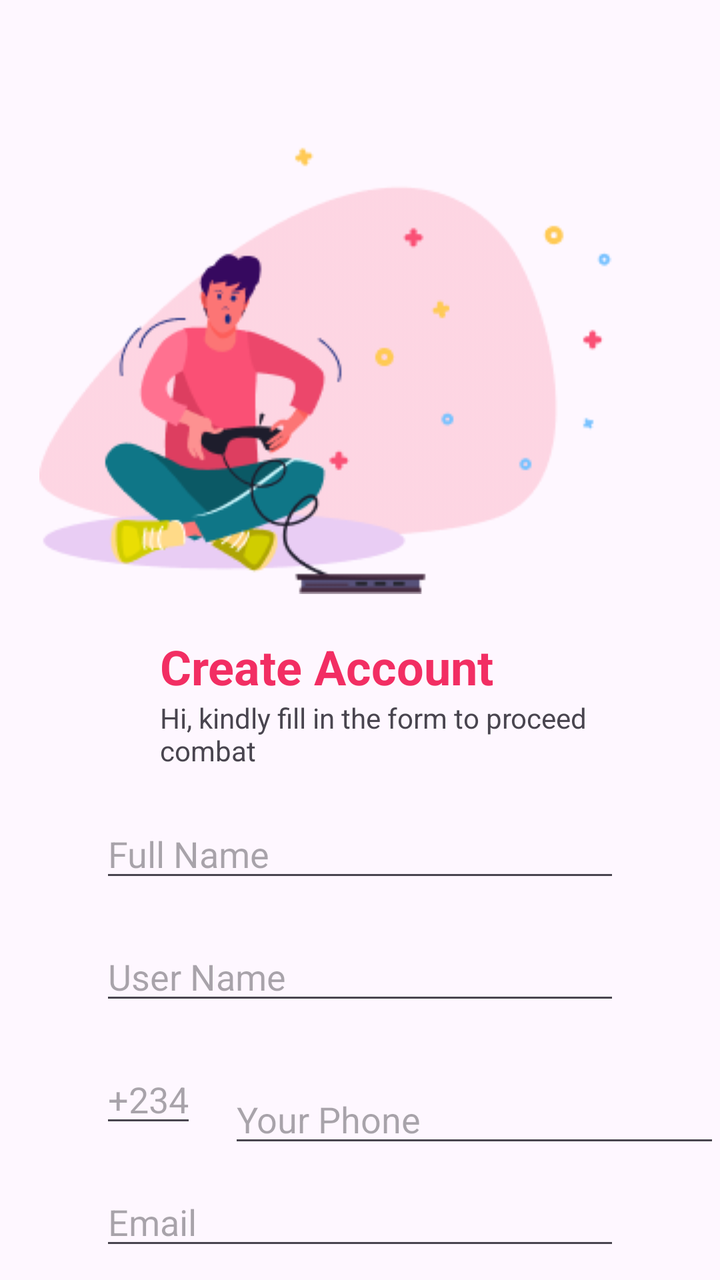
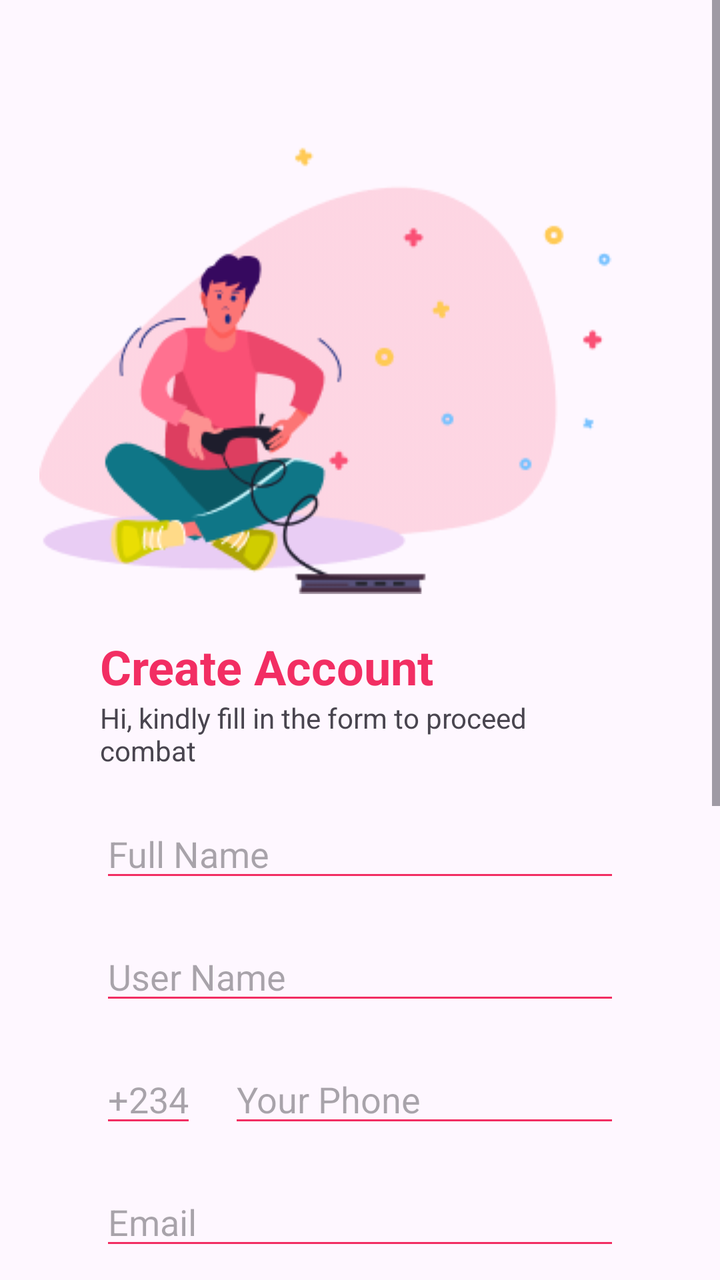

The first picture is an Android layout as it rendered before a commit; the second is the same layout after the commit. The layout source and the unified diff follow.
<!-- AndroidManifest.xml: application theme Theme.Professionals -->
<!-- res/layout/create_account.xml -->
<ScrollView
    xmlns:android="http://schemas.android.com/apk/res/android"
    xmlns:app="http://schemas.android.com/apk/res-auto"

    android:layout_width="match_parent"
    android:layout_height="match_parent"
    android:fillViewport="true">

    <androidx.constraintlayout.widget.ConstraintLayout
        android:id="@+id/createAccount"
        android:layout_width="match_parent"
        android:layout_height="wrap_content">

        <ImageView
            android:id="@+id/img_createAccount"
            android:layout_width="wrap_content"
            android:layout_height="wrap_content"
            android:src="@drawable/image4_create_account"
            android:layout_marginTop="50dp"
            app:layout_constraintTop_toTopOf="parent"
            app:layout_constraintEnd_toEndOf="parent"
            app:layout_constraintStart_toStartOf="parent"/>


        <TextView
            android:id="@+id/Tv1"
            android:layout_height="wrap_content"
            android:layout_width="wrap_content"
            android:text="@string/create_account"
            android:textColor="@color/main_pink"
            android:textSize="24sp"
            android:textStyle="bold"
            android:gravity="center"
            android:layout_marginStart="80dp"
            android:layout_marginTop="20dp"
            app:layout_constraintTop_toBottomOf="@id/img_createAccount"
            app:layout_constraintStart_toStartOf="parent"
             />

        <TextView
            android:id="@+id/secondText1"
            android:layout_width="wrap_content"
            android:layout_height="wrap_content"
            android:text="@string/create_account_text"
            android:layout_marginStart="80dp"
            app:layout_constraintStart_toStartOf="parent"
            app:layout_constraintTop_toBottomOf="@id/Tv1"
            />

        <EditText
            android:id="@+id/etFullName"
            android:layout_width="match_parent"
            android:layout_height="wrap_content"
            android:layout_marginTop="20dp"
            android:layout_marginHorizontal="50dp"
            android:hint="Full Name"
            app:layout_constraintStart_toStartOf="parent"
            app:layout_constraintTop_toBottomOf="@id/secondText1"
            />

        <EditText
            android:id="@+id/etUserName"
            android:layout_width="match_parent"
            android:layout_height="wrap_content"
            android:layout_marginTop="20dp"
            android:layout_marginHorizontal="50dp"
            android:hint="User Name"
            app:layout_constraintStart_toStartOf="parent"
            app:layout_constraintTop_toBottomOf="@id/etFullName"
            />

        <EditText
            android:id="@+id/etCountryCode"
            android:layout_width="wrap_content"
            android:layout_height="wrap_content"
            android:layout_marginTop="20dp"
            android:layout_marginHorizontal="50dp"
            android:hint="+234"
            app:layout_constraintStart_toStartOf="parent"
            app:layout_constraintTop_toBottomOf="@id/etUserName"
            />

        <EditText
            android:id="@+id/etPhone"
            android:layout_width="0dp"
            android:layout_height="wrap_content"
            android:layout_marginStart="16dp"
            android:layout_marginTop="20dp"
            android:hint="Your Phone"
            app:layout_constraintBottom_toBottomOf="@id/etCountryCode"
            app:layout_constraintEnd_toEndOf="parent"
            app:layout_constraintHorizontal_bias="1.0"
            app:layout_constraintStart_toEndOf="@id/etCountryCode"
            app:layout_constraintTop_toTopOf="@id/etCountryCode"/>

        <EditText
            android:id="@+id/etName"
            android:layout_width="match_parent"
            android:layout_height="wrap_content"
            android:layout_marginTop="20dp"
            android:layout_marginHorizontal="50dp"
            android:hint="Email"
            app:layout_constraintEnd_toEndOf="parent"
            app:layout_constraintTop_toBottomOf="@id/etCountryCode"
            />

    </androidx.constraintlayout.widget.ConstraintLayout>

</ScrollView>
<!-- resources referenced by this layout -->
<resources>
  <color name="main_pink">#F22E63</color>
  <!-- drawable image4_create_account: png bitmap (drawable, 19967 bytes) -->
  <string name="create_account">Create Account</string>
  <string name="create_account_text">Hi, kindly fill in the form to proceed\ncombat</string>
  <style name="Theme.Professionals" parent="Base.Theme.Professionals" />
  <style name="Base.Theme.Professionals" parent="Theme.Material3.DayNight.NoActionBar">
          
          
      </style>
</resources>

<!-- the commit's change to res/layout/create_account.xml (unified diff, before → after) -->
@@ -1,13 +1,12 @@
 <ScrollView
     xmlns:android="http://schemas.android.com/apk/res/android"
     xmlns:app="http://schemas.android.com/apk/res-auto"
-
+    android:id="@+id/scrollMain"
     android:layout_width="match_parent"
     android:layout_height="match_parent"
     android:fillViewport="true">
 
     <androidx.constraintlayout.widget.ConstraintLayout
-        android:id="@+id/createAccount"
         android:layout_width="match_parent"
         android:layout_height="wrap_content">
 
@@ -15,70 +14,67 @@
             android:id="@+id/img_createAccount"
             android:layout_width="wrap_content"
             android:layout_height="wrap_content"
+            android:layout_marginTop="50dp"
             android:src="@drawable/image4_create_account"
-            android:layout_marginTop="50dp"
-            app:layout_constraintTop_toTopOf="parent"
-            app:layout_constraintEnd_toEndOf="parent"
-            app:layout_constraintStart_toStartOf="parent"/>
-
+            app:layout_constraintEnd_toEndOf="parent"
+            app:layout_constraintStart_toStartOf="parent"
+            app:layout_constraintTop_toTopOf="parent" />
 
         <TextView
             android:id="@+id/Tv1"
-            android:layout_height="wrap_content"
-            android:layout_width="wrap_content"
+            android:layout_width="wrap_content"
+            android:layout_height="wrap_content"
+            android:layout_marginStart="50dp"
+            android:layout_marginTop="20dp"
+            android:gravity="center"
             android:text="@string/create_account"
             android:textColor="@color/main_pink"
             android:textSize="24sp"
             android:textStyle="bold"
-            android:gravity="center"
-            android:layout_marginStart="80dp"
-            android:layout_marginTop="20dp"
-            app:layout_constraintTop_toBottomOf="@id/img_createAccount"
-            app:layout_constraintStart_toStartOf="parent"
-             />
+            app:layout_constraintStart_toStartOf="parent"
+            app:layout_constraintTop_toBottomOf="@id/img_createAccount" />
 
         <TextView
             android:id="@+id/secondText1"
             android:layout_width="wrap_content"
             android:layout_height="wrap_content"
+            android:layout_marginStart="50dp"
             android:text="@string/create_account_text"
-            android:layout_marginStart="80dp"
-            app:layout_constraintStart_toStartOf="parent"
-            app:layout_constraintTop_toBottomOf="@id/Tv1"
-            />
+            app:layout_constraintStart_toStartOf="parent"
+            app:layout_constraintTop_toBottomOf="@id/Tv1" />
 
         <EditText
             android:id="@+id/etFullName"
             android:layout_width="match_parent"
             android:layout_height="wrap_content"
-            android:layout_marginTop="20dp"
-            android:layout_marginHorizontal="50dp"
+            android:layout_marginHorizontal="50dp"
+            android:layout_marginTop="20dp"
+            android:backgroundTint="@color/main_pink"
             android:hint="Full Name"
             app:layout_constraintStart_toStartOf="parent"
-            app:layout_constraintTop_toBottomOf="@id/secondText1"
-            />
+            app:layout_constraintTop_toBottomOf="@id/secondText1" />
 
         <EditText
             android:id="@+id/etUserName"
             android:layout_width="match_parent"
             android:layout_height="wrap_content"
-            android:layout_marginTop="20dp"
-            android:layout_marginHorizontal="50dp"
+            android:layout_marginHorizontal="50dp"
+            android:layout_marginTop="20dp"
+            android:backgroundTint="@color/main_pink"
             android:hint="User Name"
             app:layout_constraintStart_toStartOf="parent"
-            app:layout_constraintTop_toBottomOf="@id/etFullName"
-            />
+            app:layout_constraintTop_toBottomOf="@id/etFullName" />
 
         <EditText
             android:id="@+id/etCountryCode"
             android:layout_width="wrap_content"
             android:layout_height="wrap_content"
-            android:layout_marginTop="20dp"
-            android:layout_marginHorizontal="50dp"
+            android:layout_marginHorizontal="50dp"
+            android:layout_marginTop="20dp"
+            android:backgroundTint="@color/main_pink"
             android:hint="+234"
             app:layout_constraintStart_toStartOf="parent"
-            app:layout_constraintTop_toBottomOf="@id/etUserName"
-            />
+            app:layout_constraintTop_toBottomOf="@id/etUserName" />
 
         <EditText
             android:id="@+id/etPhone"
@@ -86,23 +82,132 @@
             android:layout_height="wrap_content"
             android:layout_marginStart="16dp"
             android:layout_marginTop="20dp"
+            android:layout_marginEnd="50dp"
+            android:backgroundTint="@color/main_pink"
             android:hint="Your Phone"
-            app:layout_constraintBottom_toBottomOf="@id/etCountryCode"
-            app:layout_constraintEnd_toEndOf="parent"
-            app:layout_constraintHorizontal_bias="1.0"
+            app:layout_constraintEnd_toEndOf="parent"
             app:layout_constraintStart_toEndOf="@id/etCountryCode"
-            app:layout_constraintTop_toTopOf="@id/etCountryCode"/>
-
-        <EditText
-            android:id="@+id/etName"
-            android:layout_width="match_parent"
-            android:layout_height="wrap_content"
-            android:layout_marginTop="20dp"
-            android:layout_marginHorizontal="50dp"
+            app:layout_constraintTop_toBottomOf="@id/etUserName" />
+
+        <EditText
+            android:id="@+id/etEmail"
+            android:layout_width="match_parent"
+            android:layout_height="wrap_content"
+            android:layout_marginHorizontal="50dp"
+            android:layout_marginTop="20dp"
+            android:backgroundTint="@color/main_pink"
             android:hint="Email"
             app:layout_constraintEnd_toEndOf="parent"
-            app:layout_constraintTop_toBottomOf="@id/etCountryCode"
-            />
+            app:layout_constraintTop_toBottomOf="@id/etCountryCode" />
+
+        <EditText
+            android:id="@+id/etPassword"
+            android:layout_width="match_parent"
+            android:layout_height="wrap_content"
+            android:layout_marginHorizontal="50dp"
+            android:layout_marginTop="20dp"
+            android:backgroundTint="@color/main_pink"
+            android:hint="Password"
+            android:inputType="textPassword"
+            app:layout_constraintEnd_toEndOf="parent"
+            app:layout_constraintTop_toBottomOf="@id/etEmail" />
+
+        <EditText
+            android:id="@+id/etConfirmPassword"
+            android:layout_width="match_parent"
+            android:layout_height="wrap_content"
+            android:layout_marginHorizontal="50dp"
+            android:layout_marginTop="20dp"
+            android:backgroundTint="@color/main_pink"
+            android:hint="Confirm Password"
+            android:inputType="textPassword"
+            app:layout_constraintEnd_toEndOf="parent"
+            app:layout_constraintTop_toBottomOf="@id/etPassword" />
+
+        <androidx.appcompat.widget.AppCompatButton
+            android:id="@+id/gradientBtn2"
+            android:layout_width="match_parent"
+            android:layout_height="wrap_content"
+            android:layout_marginLeft="80dp"
+            android:layout_marginTop="40dp"
+            android:layout_marginRight="80dp"
+            android:background="@drawable/button_custom1"
+            android:text="Create Account"
+            android:textAllCaps="false"
+            android:textColor="@color/white"
+            android:textStyle="bold"
+            app:layout_constraintEnd_toEndOf="parent"
+            app:layout_constraintStart_toStartOf="parent"
+            app:layout_constraintTop_toBottomOf="@id/etConfirmPassword" />
+
+        <TextView
+            android:id="@+id/connText"
+            android:layout_width="wrap_content"
+            android:layout_height="wrap_content"
+            android:layout_marginTop="20dp"
+            android:text="Connect with"
+            android:textColor="@color/main_pink"
+            android:textStyle="bold"
+            app:layout_constraintEnd_toEndOf="parent"
+            app:layout_constraintStart_toStartOf="parent"
+            app:layout_constraintTop_toBottomOf="@+id/gradientBtn2" />
+
+        <androidx.constraintlayout.widget.Guideline
+            android:id="@+id/guideline"
+            android:layout_width="wrap_content"
+            android:layout_height="wrap_content"
+            android:orientation="vertical"
+            app:layout_constraintGuide_percent="0.5" />
+
+        <androidx.appcompat.widget.AppCompatButton
+            android:id="@+id/googleBtn"
+            android:layout_width="40dp"
+            android:layout_height="40dp"
+            android:layout_marginTop="10dp"
+            android:layout_marginEnd="5dp"
+            android:background="@drawable/button_google"
+            android:text="G+"
+            android:textAllCaps="false"
+            android:textColor="@color/white"
+            android:textStyle="bold"
+            app:layout_constraintEnd_toStartOf="@id/guideline"
+            app:layout_constraintTop_toBottomOf="@id/connText" />
+
+        <androidx.appcompat.widget.AppCompatButton
+            android:id="@+id/facebookBtn"
+            android:layout_width="40dp"
+            android:layout_height="40dp"
+            android:layout_marginStart="5dp"
+            android:layout_marginTop="10dp"
+            android:background="@drawable/button_facebook"
+            android:text="f"
+            android:textAllCaps="false"
+            android:textColor="@color/white"
+            android:textStyle="bold"
+            app:layout_constraintStart_toEndOf="@id/guideline"
+            app:layout_constraintTop_toBottomOf="@id/connText" />
+
+        <TextView
+            android:id="@+id/TvHaveAnAcc"
+            android:layout_width="wrap_content"
+            android:layout_height="wrap_content"
+            android:layout_marginTop="20dp"
+            android:gravity="center"
+            android:text="Already have an account?"
+            app:layout_constraintEnd_toEndOf="parent"
+            app:layout_constraintStart_toStartOf="parent"
+            app:layout_constraintTop_toBottomOf="@id/googleBtn" />
+
+        <Button
+            android:layout_width="wrap_content"
+            android:layout_height="wrap_content"
+            android:backgroundTint="@android:color/transparent"
+            android:text="Login"
+            android:textColor="@color/main_pink"
+            android:textStyle="bold"
+            app:layout_constraintEnd_toEndOf="parent"
+            app:layout_constraintStart_toStartOf="parent"
+            app:layout_constraintTop_toBottomOf="@id/TvHaveAnAcc" />
 
     </androidx.constraintlayout.widget.ConstraintLayout>
 
<!-- resource entries referenced after the edit -->
@@ -1,10 +1,39 @@
 <!-- resources referenced by this layout -->
 <resources>
   <color name="main_pink">#F22E63</color>
+  <color name="white">#FFFFFFFF</color>
+  <!-- drawable button_custom1 (drawable) -->
+  <?xml version="1.0" encoding="utf-8"?>
+  <shape xmlns:android="http://schemas.android.com/apk/res/android"
+      android:shape="rectangle">
+      <gradient
+          android:angle="180"
+          android:startColor="@color/main_pink"
+          android:endColor="@color/light_pink"
+          android:type="linear" />
+      <corners android:radius="30dp" />
+  </shape>
+  <!-- drawable button_facebook (drawable) -->
+  <?xml version="1.0" encoding="utf-8"?>
+  <shape xmlns:android="http://schemas.android.com/apk/res/android"
+      android:shape="oval">
+      <solid android:color="@color/btn_facebook"/>
+      <corners android:radius="20dp" />
+  </shape>
+  <!-- drawable button_google (drawable) -->
+  <?xml version="1.0" encoding="utf-8"?>
+  <shape xmlns:android="http://schemas.android.com/apk/res/android"
+      android:shape="oval">
+      <solid android:color="@color/btn_google"/>
+      <corners android:radius="20dp" />
+  </shape>
   <!-- drawable image4_create_account: png bitmap (drawable, 19967 bytes) -->
   <string name="create_account">Create Account</string>
   <string name="create_account_text">Hi, kindly fill in the form to proceed\ncombat</string>
   <style name="Theme.Professionals" parent="Base.Theme.Professionals" />
+  <color name="light_pink">#FF6480</color>
+  <color name="btn_facebook">#2672CB</color>
+  <color name="btn_google">#F34A38</color>
   <style name="Base.Theme.Professionals" parent="Theme.Material3.DayNight.NoActionBar">
           
           
